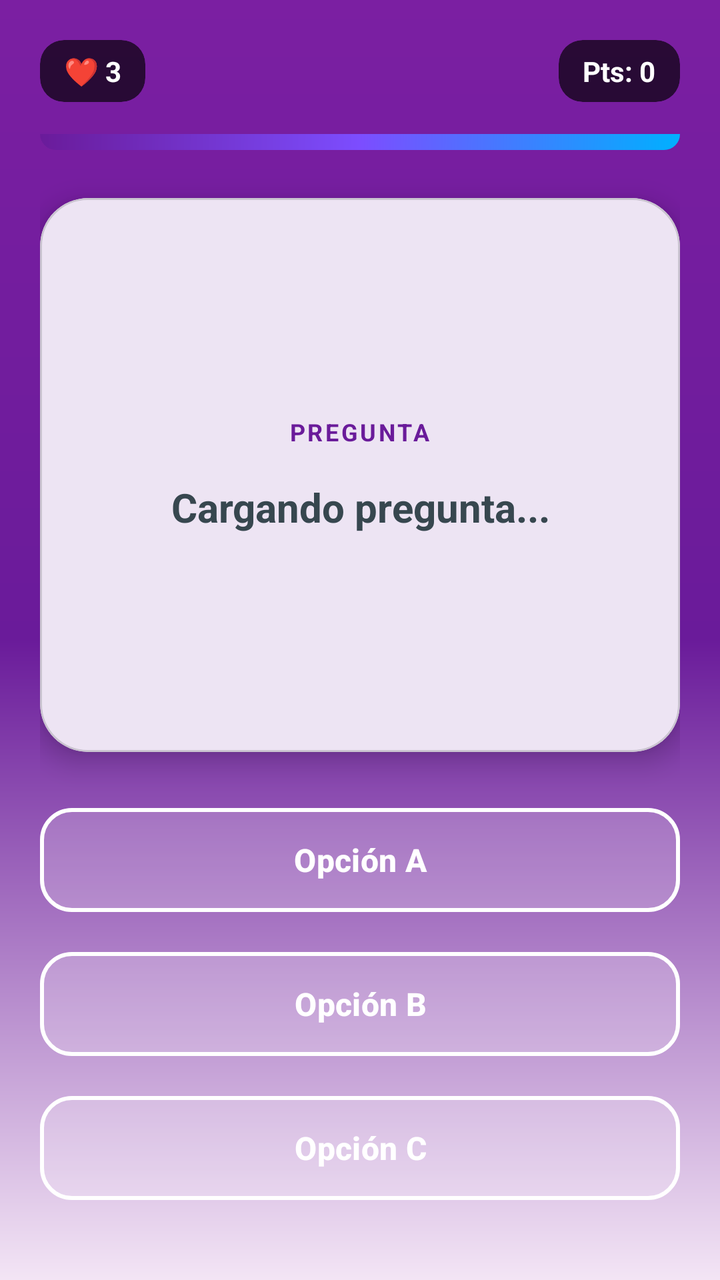
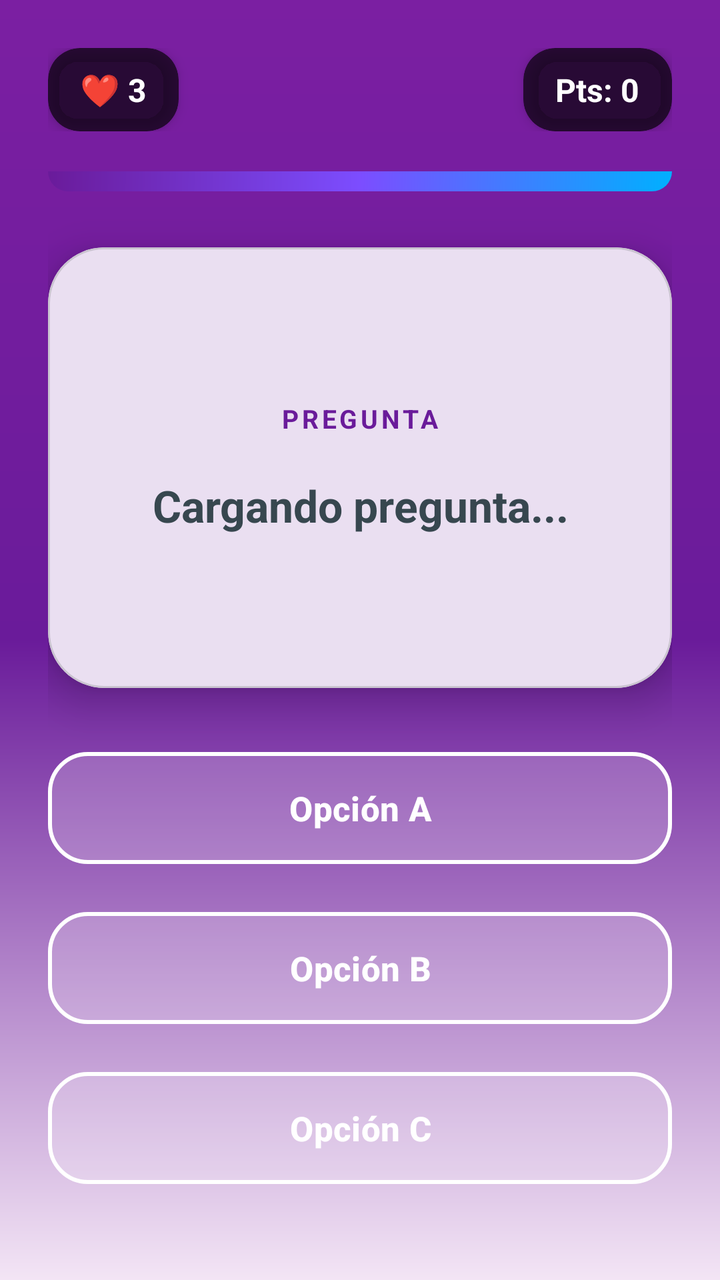

Before-and-after screenshots of an Android layout around one commit, followed by the original layout XML and the change that was made.
<!-- AndroidManifest.xml: activity theme Theme.ReglamentoUpp -->
<!-- res/layout/activity_quiz.xml -->
<?xml version="1.0" encoding="utf-8"?>
<androidx.constraintlayout.widget.ConstraintLayout
    xmlns:android="http://schemas.android.com/apk/res/android"
    xmlns:app="http://schemas.android.com/apk/res-auto"
    xmlns:tools="http://schemas.android.com/tools"
    android:layout_width="match_parent"
    android:layout_height="match_parent"
    android:background="@drawable/game_background"
    android:padding="20dp"
    tools:context=".QuizActivity">

    <LinearLayout
        android:id="@+id/topBar"
        android:layout_width="match_parent"
        android:layout_height="wrap_content"
        android:orientation="horizontal"
        android:gravity="center_vertical"
        app:layout_constraintTop_toTopOf="parent">

        <com.google.android.material.card.MaterialCardView
            android:layout_width="wrap_content"
            android:layout_height="wrap_content"
            app:cardBackgroundColor="#AA000000"
            app:cardCornerRadius="12dp"
            app:strokeWidth="0dp">
            <TextView
                android:id="@+id/tvQuizLives"
                android:layout_width="wrap_content"
                android:layout_height="wrap_content"
                android:text="❤️ 3"
                android:textColor="@color/white"
                android:textStyle="bold"
                android:paddingHorizontal="12dp"
                android:paddingVertical="6dp"/>
        </com.google.android.material.card.MaterialCardView>

        <View android:layout_width="0dp" android:layout_height="0dp" android:layout_weight="1"/>

        <com.google.android.material.card.MaterialCardView
            android:layout_width="wrap_content"
            android:layout_height="wrap_content"
            app:cardBackgroundColor="#AA000000"
            app:cardCornerRadius="12dp"
            app:strokeWidth="0dp">
            <TextView
                android:id="@+id/tvQuizScore"
                android:layout_width="wrap_content"
                android:layout_height="wrap_content"
                android:text="Pts: 0"
                android:textColor="@color/white"
                android:textStyle="bold"
                android:paddingHorizontal="12dp"
                android:paddingVertical="6dp"/>
        </com.google.android.material.card.MaterialCardView>
    </LinearLayout>

    <ProgressBar
        android:id="@+id/quizProgressBar"
        style="@style/Widget.AppCompat.ProgressBar.Horizontal"
        android:layout_width="match_parent"
        android:layout_height="8dp"
        android:layout_marginTop="16dp"
        android:progressDrawable="@drawable/gradient_header"
        android:max="10"
        android:progress="1"
        app:layout_constraintTop_toBottomOf="@id/topBar" />

    <com.google.android.material.card.MaterialCardView
        android:id="@+id/cardQuestion"
        android:layout_width="match_parent"
        android:layout_height="0dp"
        android:layout_marginTop="24dp"
        android:layout_marginBottom="24dp"
        app:cardCornerRadius="24dp"
        app:cardElevation="8dp"
        app:cardBackgroundColor="@color/white"
        app:layout_constraintTop_toBottomOf="@id/quizProgressBar"
        app:layout_constraintBottom_toTopOf="@id/btnQuizOptionA">

        <LinearLayout
            android:layout_width="match_parent"
            android:layout_height="match_parent"
            android:orientation="vertical"
            android:gravity="center"
            android:padding="24dp">

            <TextView
                android:layout_width="wrap_content"
                android:layout_height="wrap_content"
                android:text="PREGUNTA"
                android:textColor="@color/upp_primary"
                android:letterSpacing="0.1"
                android:textSize="12sp"
                android:textStyle="bold"
                android:layout_marginBottom="16dp"/>

            <TextView
                android:id="@+id/tvQuizQuestion"
                android:layout_width="wrap_content"
                android:layout_height="wrap_content"
                android:text="Cargando pregunta..."
                android:textAlignment="center"
                android:textColor="@color/text_primary"
                android:textSize="20sp"
                android:textStyle="bold"
                android:lineSpacingExtra="4dp"/>
        </LinearLayout>
    </com.google.android.material.card.MaterialCardView>

    <com.google.android.material.button.MaterialButton
        android:id="@+id/btnQuizOptionA"
        style="@style/Widget.Material3.Button.OutlinedButton"
        android:layout_width="match_parent"
        android:layout_height="60dp"
        android:text="Opción A"
        android:textSize="16sp"
        android:textStyle="bold"
        android:textColor="@color/white"
        app:strokeColor="@color/white"
        app:strokeWidth="2dp"
        app:backgroundTint="#33FFFFFF"
        app:cornerRadius="16dp"
        android:layout_marginBottom="12dp"
        app:layout_constraintBottom_toTopOf="@id/btnQuizOptionB"/>

    <com.google.android.material.button.MaterialButton
        android:id="@+id/btnQuizOptionB"
        style="@style/Widget.Material3.Button.OutlinedButton"
        android:layout_width="match_parent"
        android:layout_height="60dp"
        android:text="Opción B"
        android:textSize="16sp"
        android:textStyle="bold"
        android:textColor="@color/white"
        app:strokeColor="@color/white"
        app:strokeWidth="2dp"
        app:backgroundTint="#33FFFFFF"
        app:cornerRadius="16dp"
        android:layout_marginBottom="12dp"
        app:layout_constraintBottom_toTopOf="@id/btnQuizOptionC"/>

    <com.google.android.material.button.MaterialButton
        android:id="@+id/btnQuizOptionC"
        style="@style/Widget.Material3.Button.OutlinedButton"
        android:layout_width="match_parent"
        android:layout_height="60dp"
        android:text="Opción C"
        android:textSize="16sp"
        android:textStyle="bold"
        android:textColor="@color/white"
        app:strokeColor="@color/white"
        app:strokeWidth="2dp"
        app:backgroundTint="#33FFFFFF"
        app:cornerRadius="16dp"
        android:layout_marginBottom="16dp"
        app:layout_constraintBottom_toBottomOf="parent"/>

</androidx.constraintlayout.widget.ConstraintLayout>
<!-- resources referenced by this layout -->
<resources>
  <color name="text_primary">#37474F</color>
  <color name="upp_primary">#6A1B9A</color>
  <color name="white">#FFFFFF</color>
  <!-- drawable game_background (drawable) -->
  <?xml version="1.0" encoding="utf-8"?>
  <shape xmlns:android="http://schemas.android.com/apk/res/android">
      <gradient
          android:angle="270"
          android:startColor="@color/gradient_start"
          android:centerColor="@color/upp_primary"
          android:endColor="@color/app_bg"
          android:endY="0.7"
          android:type="linear" />
  </shape>
  <!-- drawable gradient_header (drawable) -->
  <?xml version="1.0" encoding="utf-8"?>
  <shape xmlns:android="http://schemas.android.com/apk/res/android">
      <gradient
          android:angle="315"
          android:startColor="@color/upp_primary"
          android:centerColor="#7C4DFF"
          android:endColor="#00B0FF"
          android:type="linear" />
      <corners android:bottomLeftRadius="32dp" android:bottomRightRadius="32dp"/>
  </shape>
  <style name="Theme.ReglamentoUpp" parent="Base.Theme.ReglamentoUpp" />
  <color name="gradient_start">#7B1FA2</color>
  <color name="app_bg">#F3E5F5</color>
  <style name="Base.Theme.ReglamentoUpp" parent="Theme.Material3.DayNight.NoActionBar">
          <item name="colorPrimary">@color/upp_primary</item>
          <item name="colorPrimaryVariant">@color/upp_primary_dark</item>
          <item name="colorOnPrimary">@color/text_light</item>
  
          <item name="colorSecondary">@color/upp_secondary</item>
          <item name="colorOnSecondary">@color/text_light</item>
  
          <item name="android:statusBarColor">@color/upp_primary_dark</item>
          <item name="android:windowLightStatusBar">false</item> <item name="android:colorBackground">@color/app_bg</item>
          <item name="colorSurface">@color/surface_color</item>
      </style>
  <color name="upp_primary_dark">#4A148C</color>
  <color name="text_light">#FFFFFF</color>
  <color name="upp_secondary">#8E24AA</color>
  <color name="surface_color">#FFFFFF</color>
</resources>

<!-- the commit's change to res/layout/activity_quiz.xml (unified diff, before → after) -->
@@ -6,9 +6,10 @@
     android:layout_width="match_parent"
     android:layout_height="match_parent"
     android:background="@drawable/game_background"
-    android:padding="20dp"
+    android:padding="24dp"
     tools:context=".QuizActivity">
 
+    
     <LinearLayout
         android:id="@+id/topBar"
         android:layout_width="match_parent"
@@ -17,11 +18,13 @@
         android:gravity="center_vertical"
         app:layout_constraintTop_toTopOf="parent">
 
+        
         <com.google.android.material.card.MaterialCardView
             android:layout_width="wrap_content"
             android:layout_height="wrap_content"
             app:cardBackgroundColor="#AA000000"
-            app:cardCornerRadius="12dp"
+            app:cardCornerRadius="16dp"
+            app:cardElevation="4dp"
             app:strokeWidth="0dp">
             <TextView
                 android:id="@+id/tvQuizLives"
@@ -30,17 +33,23 @@
                 android:text="❤️ 3"
                 android:textColor="@color/white"
                 android:textStyle="bold"
-                android:paddingHorizontal="12dp"
-                android:paddingVertical="6dp"/>
+                android:textSize="16sp"
+                android:paddingHorizontal="16dp"
+                android:paddingVertical="10dp"/>
         </com.google.android.material.card.MaterialCardView>
 
-        <View android:layout_width="0dp" android:layout_height="0dp" android:layout_weight="1"/>
+        <View
+            android:layout_width="0dp"
+            android:layout_height="0dp"
+            android:layout_weight="1"/>
 
+        
         <com.google.android.material.card.MaterialCardView
             android:layout_width="wrap_content"
             android:layout_height="wrap_content"
             app:cardBackgroundColor="#AA000000"
-            app:cardCornerRadius="12dp"
+            app:cardCornerRadius="16dp"
+            app:cardElevation="4dp"
             app:strokeWidth="0dp">
             <TextView
                 android:id="@+id/tvQuizScore"
@@ -49,110 +58,124 @@
                 android:text="Pts: 0"
                 android:textColor="@color/white"
                 android:textStyle="bold"
-                android:paddingHorizontal="12dp"
-                android:paddingVertical="6dp"/>
+                android:textSize="16sp"
+                android:paddingHorizontal="16dp"
+                android:paddingVertical="10dp"/>
         </com.google.android.material.card.MaterialCardView>
     </LinearLayout>
 
+    
     <ProgressBar
         android:id="@+id/quizProgressBar"
         style="@style/Widget.AppCompat.ProgressBar.Horizontal"
         android:layout_width="match_parent"
-        android:layout_height="8dp"
-        android:layout_marginTop="16dp"
+        android:layout_height="10dp"
+        android:layout_marginTop="20dp"
         android:progressDrawable="@drawable/gradient_header"
         android:max="10"
         android:progress="1"
         app:layout_constraintTop_toBottomOf="@id/topBar" />
 
+    
     <com.google.android.material.card.MaterialCardView
         android:id="@+id/cardQuestion"
         android:layout_width="match_parent"
         android:layout_height="0dp"
-        android:layout_marginTop="24dp"
-        android:layout_marginBottom="24dp"
-        app:cardCornerRadius="24dp"
-        app:cardElevation="8dp"
+        android:layout_marginTop="28dp"
+        android:layout_marginBottom="28dp"
+        app:cardCornerRadius="28dp"
+        app:cardElevation="12dp"
         app:cardBackgroundColor="@color/white"
         app:layout_constraintTop_toBottomOf="@id/quizProgressBar"
         app:layout_constraintBottom_toTopOf="@id/btnQuizOptionA">
 
-        <LinearLayout
+        <ScrollView
             android:layout_width="match_parent"
             android:layout_height="match_parent"
-            android:orientation="vertical"
-            android:gravity="center"
-            android:padding="24dp">
+            android:fillViewport="true">
 
-            <TextView
-                android:layout_width="wrap_content"
+            <LinearLayout
+                android:layout_width="match_parent"
                 android:layout_height="wrap_content"
-                android:text="PREGUNTA"
-                android:textColor="@color/upp_primary"
-                android:letterSpacing="0.1"
-                android:textSize="12sp"
-                android:textStyle="bold"
-                android:layout_marginBottom="16dp"/>
+                android:orientation="vertical"
+                android:gravity="center"
+                android:padding="32dp">
 
-            <TextView
-                android:id="@+id/tvQuizQuestion"
-                android:layout_width="wrap_content"
-                android:layout_height="wrap_content"
-                android:text="Cargando pregunta..."
-                android:textAlignment="center"
-                android:textColor="@color/text_primary"
-                android:textSize="20sp"
-                android:textStyle="bold"
-                android:lineSpacingExtra="4dp"/>
-        </LinearLayout>
+                
+                <TextView
+                    android:layout_width="wrap_content"
+                    android:layout_height="wrap_content"
+                    android:text="PREGUNTA"
+                    android:textColor="@color/upp_primary"
+                    android:letterSpacing="0.12"
+                    android:textSize="13sp"
+                    android:textStyle="bold"
+                    android:layout_marginBottom="20dp"/>
+
+                
+                <TextView
+                    android:id="@+id/tvQuizQuestion"
+                    android:layout_width="wrap_content"
+                    android:layout_height="wrap_content"
+                    android:text="Cargando pregunta..."
+                    android:textAlignment="center"
+                    android:textColor="@color/text_primary"
+                    android:textSize="22sp"
+                    android:textStyle="bold"
+                    android:lineSpacingExtra="6dp"/>
+            </LinearLayout>
+        </ScrollView>
     </com.google.android.material.card.MaterialCardView>
 
+    
     <com.google.android.material.button.MaterialButton
         android:id="@+id/btnQuizOptionA"
         style="@style/Widget.Material3.Button.OutlinedButton"
         android:layout_width="match_parent"
-        android:layout_height="60dp"
+        android:layout_height="64dp"
         android:text="Opción A"
-        android:textSize="16sp"
+        android:textSize="17sp"
         android:textStyle="bold"
         android:textColor="@color/white"
         app:strokeColor="@color/white"
         app:strokeWidth="2dp"
         app:backgroundTint="#33FFFFFF"
-        app:cornerRadius="16dp"
-        android:layout_marginBottom="12dp"
+        app:cornerRadius="20dp"
+        android:layout_marginBottom="16dp"
         app:layout_constraintBottom_toTopOf="@id/btnQuizOptionB"/>
 
+    
     <com.google.android.material.button.MaterialButton
         android:id="@+id/btnQuizOptionB"
         style="@style/Widget.Material3.Button.OutlinedButton"
         android:layout_width="match_parent"
-        android:layout_height="60dp"
+        android:layout_height="64dp"
         android:text="Opción B"
-        android:textSize="16sp"
+        android:textSize="17sp"
         android:textStyle="bold"
         android:textColor="@color/white"
         app:strokeColor="@color/white"
         app:strokeWidth="2dp"
         app:backgroundTint="#33FFFFFF"
-        app:cornerRadius="16dp"
-        android:layout_marginBottom="12dp"
+        app:cornerRadius="20dp"
+        android:layout_marginBottom="16dp"
         app:layout_constraintBottom_toTopOf="@id/btnQuizOptionC"/>
 
+    
     <com.google.android.material.button.MaterialButton
         android:id="@+id/btnQuizOptionC"
         style="@style/Widget.Material3.Button.OutlinedButton"
         android:layout_width="match_parent"
-        android:layout_height="60dp"
+        android:layout_height="64dp"
         android:text="Opción C"
-        android:textSize="16sp"
+        android:textSize="17sp"
         android:textStyle="bold"
         android:textColor="@color/white"
         app:strokeColor="@color/white"
         app:strokeWidth="2dp"
         app:backgroundTint="#33FFFFFF"
-        app:cornerRadius="16dp"
-        android:layout_marginBottom="16dp"
+        app:cornerRadius="20dp"
+        android:layout_marginBottom="20dp"
         app:layout_constraintBottom_toBottomOf="parent"/>
 
 </androidx.constraintlayout.widget.ConstraintLayout>
